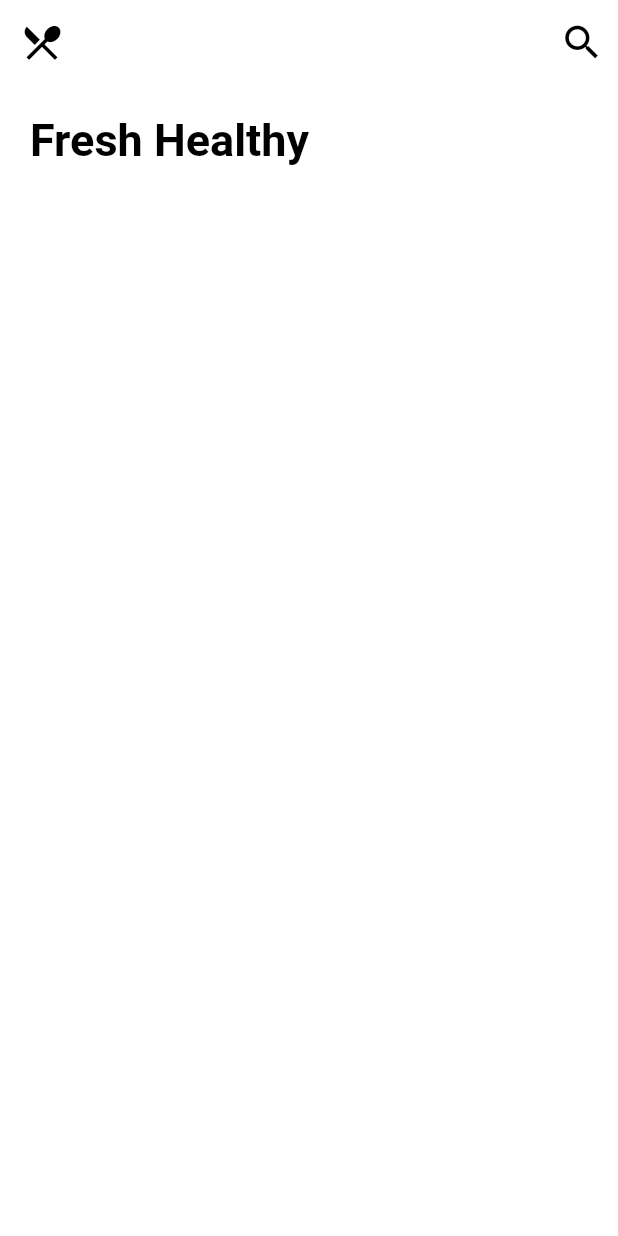
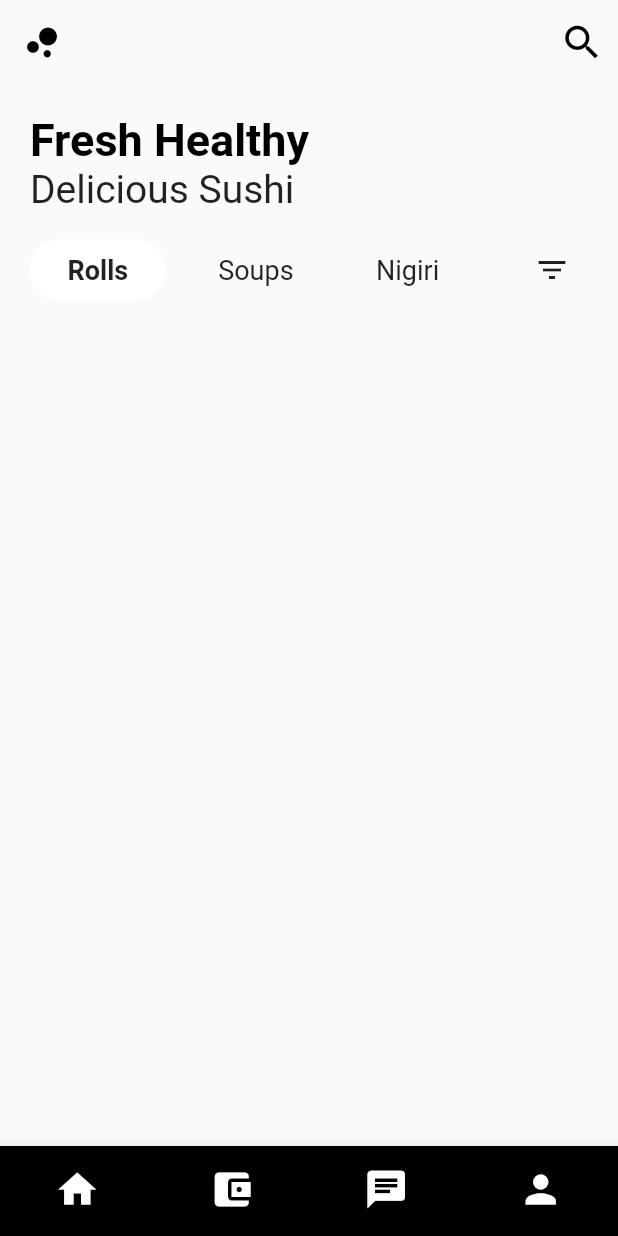
Before and after one commit to codingbbq/flutter_sushi_app, a Flutter app: the SushiListingPage screen opened by its route, on a phone screen of 412 x 824 dp. Run offline on Flutter 3.47's test engine with Material 2 defaults, Android fonts, the phone set to English and light mode, and no system bars.

Commit message:
Sushi listing page and create list model

```diff
--- a/lib/pages/listing_page/sushi_listing.dart
+++ b/lib/pages/listing_page/sushi_listing.dart
@@ -1,21 +1,24 @@
 import 'package:flutter/material.dart';
 import 'package:flutter_sushi_app/constants/constants.dart' as CONSTANTS;
+import 'package:flutter_sushi_app/pages/listing_page/sushi_tags.dart';
 
 class SushiListingPage extends StatelessWidget {
   @override
   Widget build(BuildContext context) {
     return Scaffold(
-      backgroundColor: Colors.white,
+      backgroundColor: Colors.grey[50],
       appBar: AppBar(
-        backgroundColor: Colors.white,
+        backgroundColor: Colors.transparent,
         shadowColor: Colors.transparent,
         leading: IconButton(
           icon: Icon(
-            Icons.restaurant_menu,
+            Icons.bubble_chart,
             color: CONSTANTS.black,
           ),
           iconSize: 30.0,
-          onPressed: () {},
+          onPressed: () {
+            Navigator.pop(context);
+          },
         ),
         actions: [
           IconButton(
@@ -31,13 +34,72 @@ class SushiListingPage extends StatelessWidget {
       body: Container(
         padding: EdgeInsets.all(20.0),
         child: Column(
+          crossAxisAlignment: CrossAxisAlignment.start,
           children: [
             Text(
               "Fresh Healthy",
               style: CONSTANTS.h1,
-            )
+            ),
+            Text(
+              "Delicious Sushi",
+              style: TextStyle(
+                fontWeight: FontWeight.normal,
+                fontSize: 26.0,
+              ),
+            ),
+
+            SizedBox(
+              height: 15.0,
+            ),
+
+            // Tags
+            SushiTags(),
+
+            SizedBox(
+              height: 15.0,
+            ),
           ],
         ),
+      ),
+
+      // Bottom Navigation
+      bottomNavigationBar: BottomNavigationBar(
+        type: BottomNavigationBarType.fixed,
+        showSelectedLabels: false,
+        showUnselectedLabels: false,
+        selectedItemColor: Colors.white,
+        unselectedItemColor: Colors.white,
+        backgroundColor: CONSTANTS.black,
+        items: [
+          BottomNavigationBarItem(
+            icon: Icon(
+              Icons.home,
+              size: 30.0,
+            ),
+            title: Text("Home"),
+          ),
+          BottomNavigationBarItem(
+            icon: Icon(
+              Icons.account_balance_wallet,
+              size: 30.0,
+            ),
+            title: Text("Balance"),
+          ),
+          BottomNavigationBarItem(
+            icon: Icon(
+              Icons.chat,
+              size: 30.0,
+            ),
+            title: Text("Chat"),
+          ),
+          BottomNavigationBarItem(
+            icon: Icon(
+              Icons.person,
+              size: 30.0,
+            ),
+            title: Text("Profile"),
+          )
+        ],
       ),
     );
   }
--- /dev/null
+++ b/lib/pages/listing_page/sushi_tags.dart
@@ -0,0 +1,79 @@
+import 'package:flutter/material.dart';
+
+class SushiTags extends StatelessWidget {
+  @override
+  Widget build(BuildContext context) {
+    return Row(
+      mainAxisAlignment: MainAxisAlignment.spaceBetween,
+      children: [
+        // Scrollable tags
+        Container(
+          width: MediaQuery.of(context).size.width - 100,
+          child: SingleChildScrollView(
+            scrollDirection: Axis.horizontal,
+            child: Row(
+              children: [
+                Container(
+                  padding: EdgeInsets.symmetric(
+                    vertical: 10.0,
+                    horizontal: 25.0,
+                  ),
+                  margin: EdgeInsets.only(
+                    right: 10.0,
+                  ),
+                  decoration: BoxDecoration(
+                    color: Colors.white,
+                    borderRadius: BorderRadius.circular(20.0),
+                  ),
+                  child: Text(
+                    "Rolls",
+                    style: TextStyle(
+                      fontSize: 18.0,
+                      fontWeight: FontWeight.bold,
+                    ),
+                  ),
+                ),
+                Container(
+                  padding: EdgeInsets.symmetric(
+                    vertical: 10.0,
+                    horizontal: 25.0,
+                  ),
+                  margin: EdgeInsets.only(
+                    right: 5.0,
+                  ),
+                  child: Text(
+                    "Soups",
+                    style: TextStyle(
+                      fontSize: 18.0,
+                    ),
+                  ),
+                ),
+                Container(
+                  padding: EdgeInsets.symmetric(
+                    vertical: 10.0,
+                    horizontal: 25.0,
+                  ),
+                  margin: EdgeInsets.only(
+                    right: 5.0,
+                  ),
+                  child: Text(
+                    "Nigiri",
+                    style: TextStyle(
+                      fontSize: 18.0,
+                    ),
+                  ),
+                ),
+              ],
+            ),
+          ),
+        ),
+
+        // Filter Icon
+        IconButton(
+          icon: Icon(Icons.filter_list),
+          onPressed: () {},
+        ),
+      ],
+    );
+  }
+}
```
Also changed, not shown: lib/models/list_data.dart (added, +56 -0 lines).
